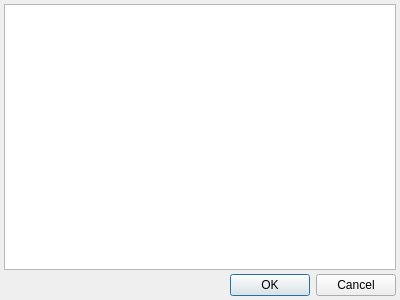
Above: plugins/forms/dialogDuplicateFilesFound.ui from kestermckinney/ProjectNotes before the change. Below: the same form after it.
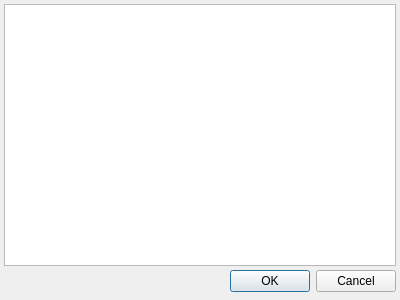
That is the form after the change.

Patch:
```diff
--- a/plugins/forms/dialogDuplicateFilesFound.ui
+++ b/plugins/forms/dialogDuplicateFilesFound.ui
@@ -30,7 +30,7 @@
     <number>4</number>
    </property>
    <property name="bottomMargin">
-    <number>4</number>
+    <number>8</number>
    </property>
    <item>
     <widget class="QListWidget" name="m_listWidgetFiles">
```
